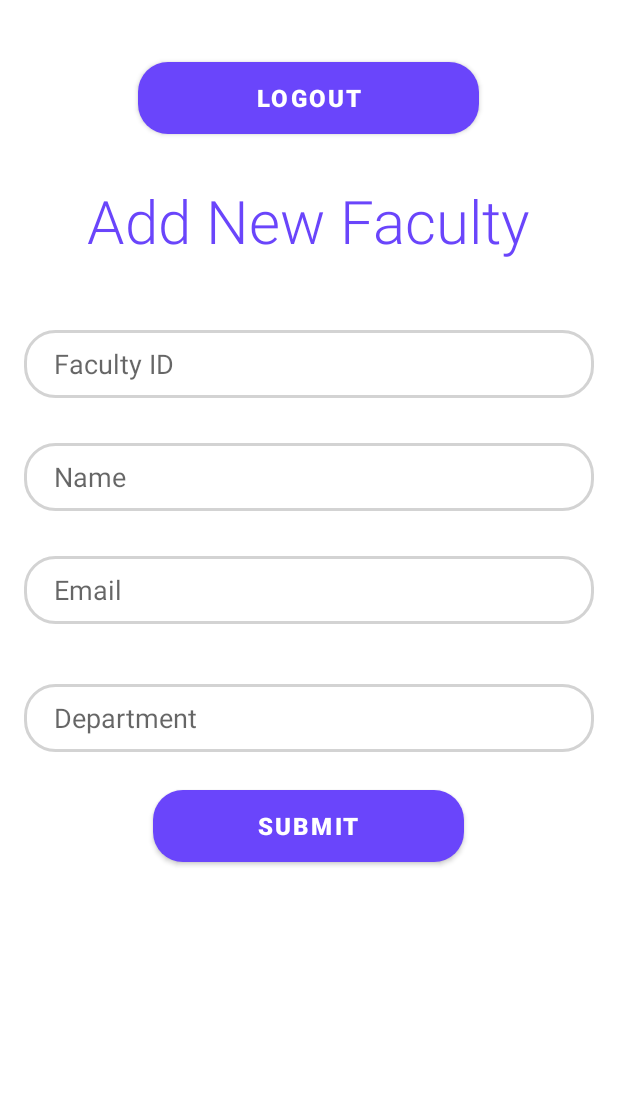
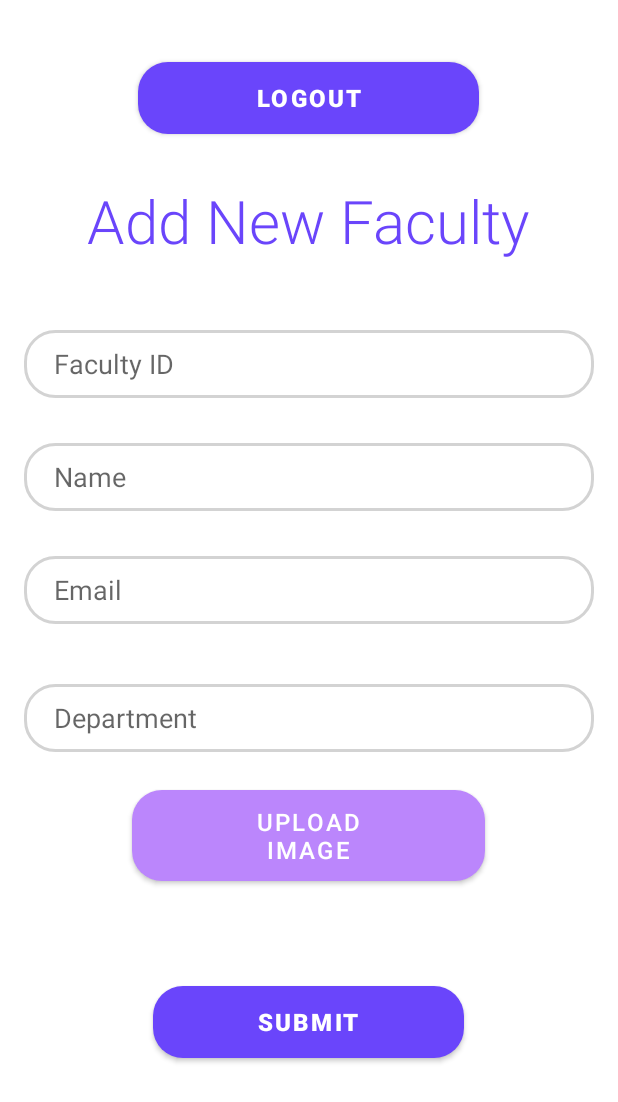
Before and after one commit to SamyamiRai/Assigner, an Android app: the activity_contact_form screen opened directly, with no data from a screen before it, on a phone screen of 412 x 824 dp. Shown: the top 1102 px of the screen. Run offline under Robolectric (Android 15) with nearby library versions, the phone set to English and light mode, and no system bars; our stand-ins replace Firebase (no records; nobody signed in at launch, a user with empty details on screens opened directly).

Commit message:
Image Upload Backend

```diff
--- a/app/build.gradle
+++ b/app/build.gradle
@@ -34,6 +34,7 @@ dependencies {
     implementation 'androidx.legacy:legacy-support-v4:1.0.0'
     implementation 'com.google.firebase:firebase-auth:21.0.1'
     implementation 'com.google.firebase:firebase-firestore:23.0.3'
+    implementation 'com.google.firebase:firebase-storage:20.0.0'
     ext.kotlin_version = '1.4.10'
     implementation fileTree(dir: "libs",include:["*.jar"])
     implementation 'androidx.appcompat:appcompat:1.2.0'
--- a/app/src/main/res/layout/activity_contact_form.xml
+++ b/app/src/main/res/layout/activity_contact_form.xml
@@ -90,21 +90,40 @@
         android:inputType="text" />
 
 
+    <Button
+        android:id="@+id/add_image"
+        android:layout_width="235dp"
+        android:layout_height="wrap_content"
+        android:layout_gravity="center_horizontal"
+        android:layout_margin="25dp"
+        android:background="@drawable/button_bg"
+        android:elevation="4dp"
+        android:paddingLeft="70dp"
+        android:paddingRight="70dp"
+        android:text="upload image"
+        android:textColor="#fff"
+        android:textSize="16sp" />
 
+    <TextView
+        android:id="@+id/dynamic"
+        android:layout_width="match_parent"
+        android:layout_height="wrap_content"
+        android:text="" />
 
     <Button
         android:id="@+id/submit"
         android:layout_width="wrap_content"
         android:layout_height="wrap_content"
         android:layout_gravity="center_horizontal"
+        android:layout_margin="25dp"
         android:background="@drawable/button_bg"
-        app:backgroundTint="@null"
-        android:textSize="16sp"
-        android:textStyle="bold"
         android:elevation="4dp"
         android:paddingLeft="70dp"
         android:paddingRight="70dp"
-        android:layout_margin="25dp"
         android:text="Submit"
-        android:textColor="#fff" />
+        android:textColor="#fff"
+        android:textSize="16sp"
+        android:textStyle="bold"
+        app:backgroundTint="@null" />
+
 </LinearLayout>
```
Also changed, not shown: app/src/main/java/com/example/assignerapp/activity_contact_form.java (+92 -1 lines).
